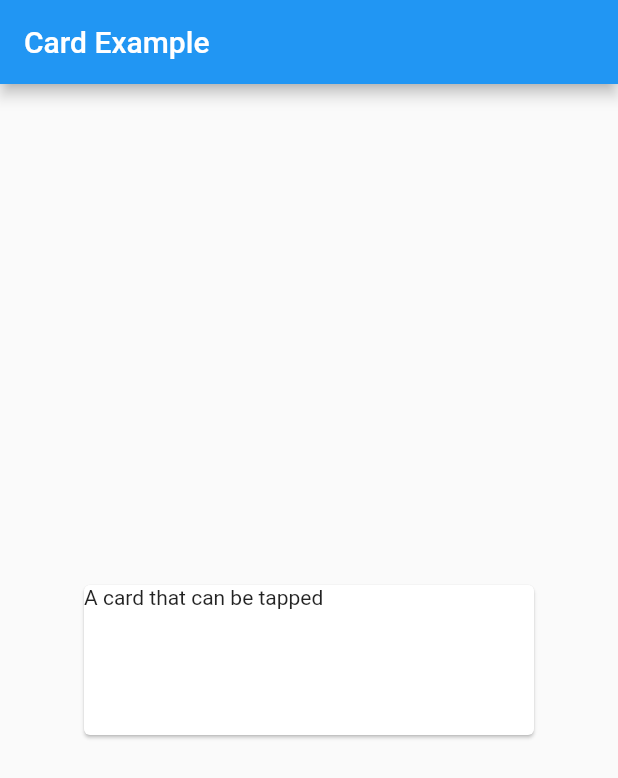
After one commit to Khammunh/fast, a Flutter app: the screen it shows after launch, on a phone screen of 412 x 824 dp. The commit adds this screen. Shown: the top 778 px of the screen. Run offline on Flutter 3.47's test engine with Material 2 defaults, Android fonts, the light colour scheme and no system bars.

Commit message:
learn again

```diff
--- /dev/null
+++ b/lib/cardExample.dart
@@ -0,0 +1,27 @@
+// ignore_for_file: file_names
+
+import 'package:flutter/material.dart';
+
+class CardExample extends StatelessWidget {
+  const CardExample({super.key});
+
+  @override
+  Widget build(BuildContext context) {
+    return Center(
+      child: Card(
+        clipBehavior: Clip.hardEdge,
+        child: InkWell(
+          splashColor: Colors.blue.withAlpha(30),
+          onTap: () {
+            debugPrint('Card tapped.');
+          },
+          child: const SizedBox(
+            width: 300,
+            height: 100,
+            child: Text('A card that can be tapped'),
+          ),
+        ),
+      ),
+    );
+  }
+}
--- a/lib/main.dart
+++ b/lib/main.dart
@@ -1,19 +1,28 @@
 import 'package:flutter/material.dart';
 
-import 'buttonSheetExample.dart';
+import 'cardExample.dart';
+
+
 
 void main() {
   runApp(
     const MyApp(),
   );
 }
+
 class MyApp extends StatelessWidget {
   const MyApp({super.key});
 
   @override
   Widget build(BuildContext context) {
-    return const MaterialApp(
-      home: ButtonSheetExample(),
+    return MaterialApp(
+      debugShowCheckedModeBanner: false,
+      home: Scaffold(
+        appBar: AppBar(
+          title: const Text('Card Example'),
+        ),
+        body: const CardExample(),
+      ),
     );
   }
 }
```
Also changed, not shown: lib/buttonSheetExample.dart (deleted, +0 -40 lines).
